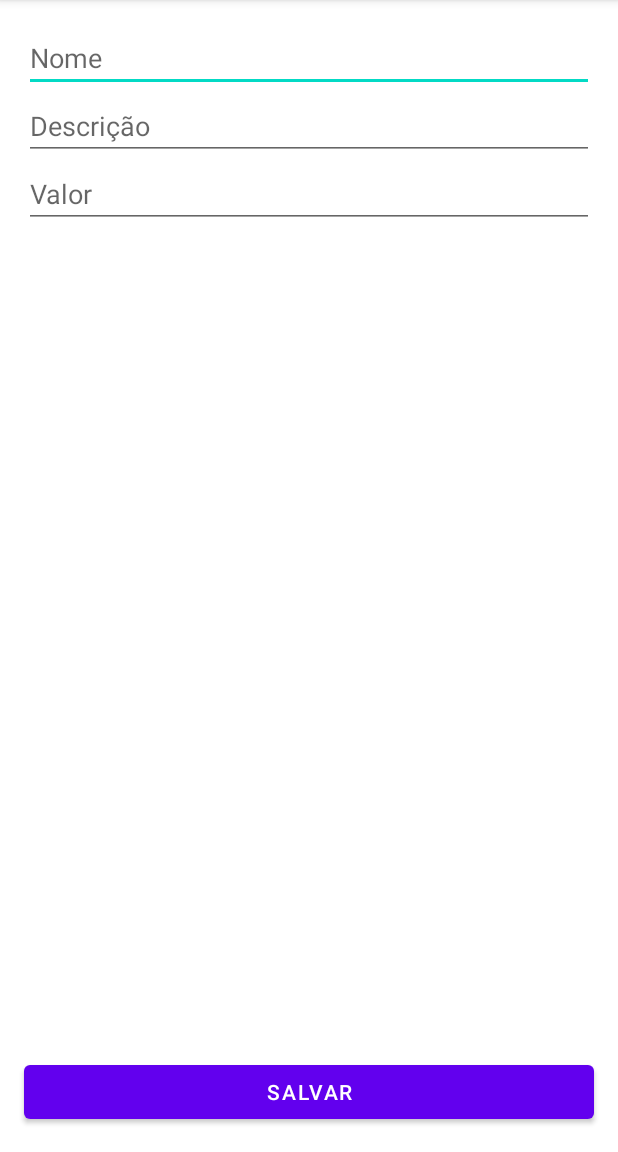
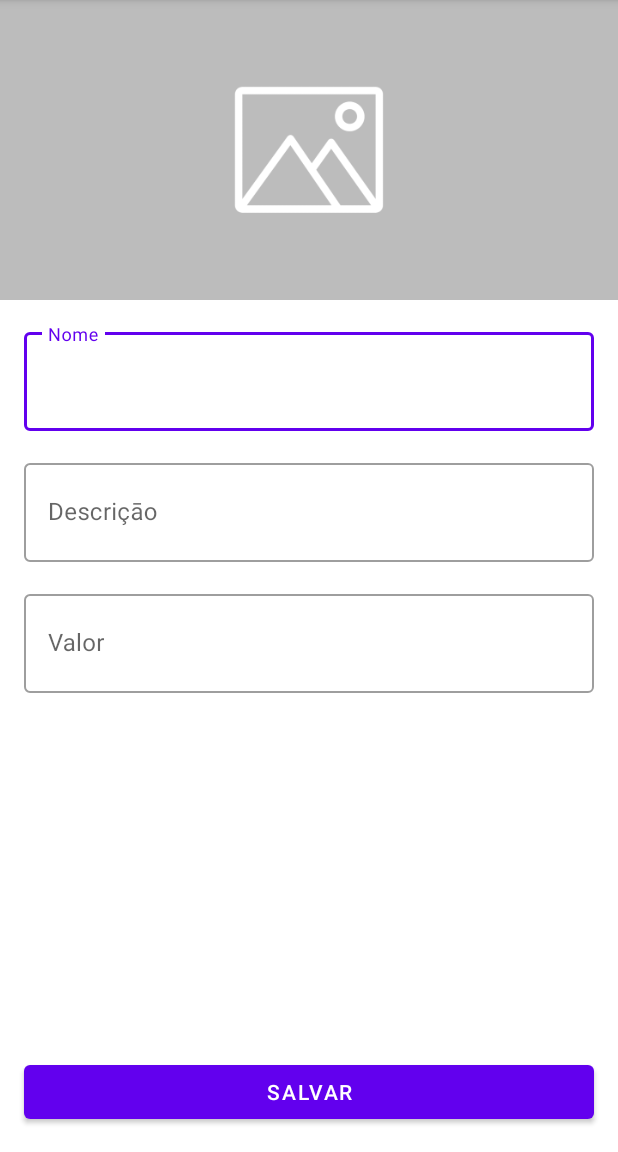
Before and after one commit to ThamiresAluiza/OrgsV, an Android app: the FormularioProdutoActivity screen opened directly, with no data from a screen before it, on a phone screen of 412 x 824 dp, the part 84-1236 px from its top. Run offline under Robolectric (Android 15) with nearby library versions, the phone set to English and light mode, and no system bars.

Commit message:
Personalizaçāo com Dialog e TextInput

```diff
--- a/app/src/main/java/br/com/alura/orgs/ui/activity/ListaProdutosActivity.kt
+++ b/app/src/main/java/br/com/alura/orgs/ui/activity/ListaProdutosActivity.kt
@@ -1,8 +1,11 @@
 package br.com.alura.orgs.ui.activity
 
+import android.content.DialogInterface
 import android.content.Intent
 import android.os.Bundle
+import androidx.appcompat.app.AlertDialog
 import androidx.appcompat.app.AppCompatActivity
+import br.com.alura.orgs.R
 import br.com.alura.orgs.dao.ProdutosDao
 import br.com.alura.orgs.databinding.ActivityListaProdutosActivityBinding
 import br.com.alura.orgs.ui.recyclerview.adapter.ListaProdutosAdapter
@@ -20,6 +23,7 @@ class ListaProdutosActivity : AppCompatActivity() {
         setContentView(binding.root)
         configuraRecyclerView()
         configuraFab()
+
     }
 
     override fun onResume() {
--- /dev/null
+++ b/app/src/main/res/drawable/ic_action_refresh.xml
@@ -0,0 +1,5 @@
+<vector android:height="24dp" android:tint="#000000"
+    android:viewportHeight="24" android:viewportWidth="24"
+    android:width="24dp" xmlns:android="http://schemas.android.com/apk/res/android">
+    <path android:fillColor="@android:color/white" android:pathData="M17.65,6.35C16.2,4.9 14.21,4 12,4c-4.42,0 -7.99,3.58 -7.99,8s3.57,8 7.99,8c3.73,0 6.84,-2.55 7.73,-6h-2.08c-0.82,2.33 -3.04,4 -5.65,4 -3.31,0 -6,-2.69 -6,-6s2.69,-6 6,-6c1.66,0 3.14,0.69 4.22,1.78L13,11h7V4l-2.35,2.35z"/>
+</vector>
--- a/app/src/main/res/layout/activity_formulario_produto.xml
+++ b/app/src/main/res/layout/activity_formulario_produto.xml
@@ -6,41 +6,77 @@
     android:layout_height="match_parent"
     android:fillViewport="true">
 
+
     <androidx.constraintlayout.widget.ConstraintLayout
         android:layout_width="match_parent"
         android:layout_height="wrap_content"
         tools:context=".ui.activity.FormularioProdutoActivity">
 
-        <EditText
-            android:id="@+id/activity_formulario_produto_nome"
+
+        <ImageView
+            android:id="@+id/activity_formulario_produto_imagem"
+            android:layout_width="0dp"
+            android:layout_height="200dp"
+            android:scaleType="centerCrop"
+            app:layout_constraintEnd_toEndOf="parent"
+            app:layout_constraintStart_toStartOf="parent"
+            app:layout_constraintTop_toTopOf="parent"
+            app:srcCompat="@drawable/imagem_padrao" />
+
+        <com.google.android.material.textfield.TextInputLayout
+            android:id="@+id/formulario_produto_textInputLayout_nome"
+            style="@style/Widget.MaterialComponents.TextInputLayout.OutlinedBox"
             android:layout_width="0dp"
             android:layout_height="wrap_content"
             android:layout_margin="16dp"
-            android:hint="Nome"
-            android:inputType="text"
             app:layout_constraintEnd_toEndOf="parent"
             app:layout_constraintStart_toStartOf="parent"
-            app:layout_constraintTop_toTopOf="parent" />
+            app:layout_constraintTop_toBottomOf="@id/activity_formulario_produto_imagem">
 
-        <EditText
-            android:id="@+id/activity_formulario_produto_descricao"
+            <com.google.android.material.textfield.TextInputEditText
+                android:id="@+id/activity_formulario_produto_nome"
+                android:layout_width="match_parent"
+                android:layout_height="66dp"
+                android:hint="Nome"
+                android:inputType="text"/>
+        </com.google.android.material.textfield.TextInputLayout>
+
+        <com.google.android.material.textfield.TextInputLayout
+            android:id="@+id/formulario_produto_textInputLayout_descricao"
+            style="@style/Widget.MaterialComponents.TextInputLayout.OutlinedBox"
             android:layout_width="0dp"
             android:layout_height="wrap_content"
-            android:hint="Descrição"
-            android:inputType="text"
-            app:layout_constraintEnd_toEndOf="@id/activity_formulario_produto_nome"
-            app:layout_constraintStart_toStartOf="@id/activity_formulario_produto_nome"
-            app:layout_constraintTop_toBottomOf="@id/activity_formulario_produto_nome" />
+            android:layout_margin="16dp"
+            app:layout_constraintEnd_toEndOf="parent"
+            app:layout_constraintStart_toStartOf="parent"
+            app:layout_constraintTop_toBottomOf="@id/formulario_produto_textInputLayout_nome">
 
-        <EditText
-            android:id="@+id/activity_formulario_produto_valor"
+            <com.google.android.material.textfield.TextInputEditText
+                android:id="@+id/activity_formulario_produto_descricao"
+                android:layout_width="match_parent"
+                android:layout_height="66dp"
+                android:hint="Descriçāo"
+                android:inputType="text"/>
+        </com.google.android.material.textfield.TextInputLayout>
+
+        <com.google.android.material.textfield.TextInputLayout
+            android:id="@+id/formulario_produto_textInputLayout_valor"
+            style="@style/Widget.MaterialComponents.TextInputLayout.OutlinedBox"
             android:layout_width="0dp"
             android:layout_height="wrap_content"
-            android:hint="Valor"
-            android:inputType="numberDecimal"
-            app:layout_constraintEnd_toEndOf="@id/activity_formulario_produto_descricao"
-            app:layout_constraintStart_toStartOf="@id/activity_formulario_produto_descricao"
-            app:layout_constraintTop_toBottomOf="@id/activity_formulario_produto_descricao" />
+            android:layout_margin="16dp"
+            app:layout_constraintEnd_toEndOf="parent"
+            app:layout_constraintStart_toStartOf="parent"
+            app:layout_constraintTop_toBottomOf="@id/formulario_produto_textInputLayout_descricao">
+
+            <com.google.android.material.textfield.TextInputEditText
+                android:id="@+id/activity_formulario_produto_valor"
+                android:layout_width="match_parent"
+                android:layout_height="66dp"
+                android:hint="Valor"
+                android:inputType="numberDecimal"/>
+        </com.google.android.material.textfield.TextInputLayout>
+
 
         <Button
             android:id="@+id/activity_formulario_produto_botao_salvar"
@@ -48,11 +84,11 @@
             android:layout_height="wrap_content"
             android:layout_margin="16dp"
             android:text="Salvar"
-            app:layout_constraintVertical_bias="1"
             app:layout_constraintBottom_toBottomOf="parent"
             app:layout_constraintEnd_toEndOf="parent"
             app:layout_constraintStart_toStartOf="parent"
-            app:layout_constraintTop_toBottomOf="@+id/activity_formulario_produto_valor" />
+            app:layout_constraintTop_toBottomOf="@id/formulario_produto_textInputLayout_valor"
+            app:layout_constraintVertical_bias="1" />
 
     </androidx.constraintlayout.widget.ConstraintLayout>
 </ScrollView>
--- a/app/src/main/res/layout/activity_lista_produtos_activity.xml
+++ b/app/src/main/res/layout/activity_lista_produtos_activity.xml
@@ -26,7 +26,7 @@
         android:focusable="true"
         app:layout_constraintBottom_toBottomOf="parent"
         app:layout_constraintEnd_toEndOf="parent"
-        app:srcCompat="@drawable/ic_baseline_add_24" />
+        app:srcCompat="@drawable/ic_action_add" />
 
 
 </androidx.constraintlayout.widget.ConstraintLayout>
```
Also changed, not shown: app/src/main/java/br/com/alura/orgs/ui/activity/FormularioProdutoActivity.kt (+13 -3 lines), app/src/main/res/layout/formulario_imagem.xml (added, +58 -0 lines), app/src/main/res/layout/produto_item.xml (+0 -7 lines), app/src/main/res/drawable-hdpi/imagem_padrao.png (added), app/src/main/res/drawable-ldpi/imagem_padrao.png (added), app/src/main/res/drawable-mdpi/imagem_padrao.png (added), app/src/main/res/drawable-xhdpi/imagem_padrao.png (added), app/src/main/res/drawable-xxhdpi/imagem_padrao.png (added), app/src/main/res/drawable-xxxhdpi/imagem_padrao.png (added), app/src/main/res/drawable/ic_action_add.xml (renamed from app/src/main/res/drawable/ic_baseline_add_24.xml).
